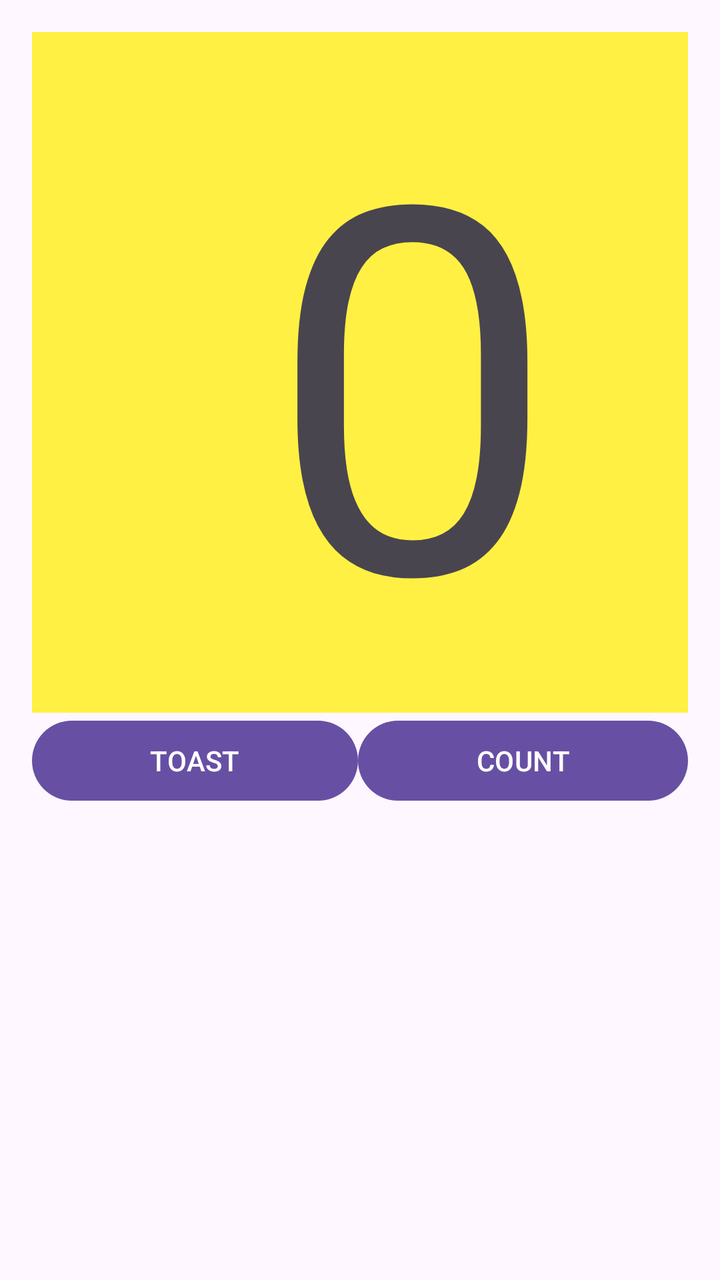
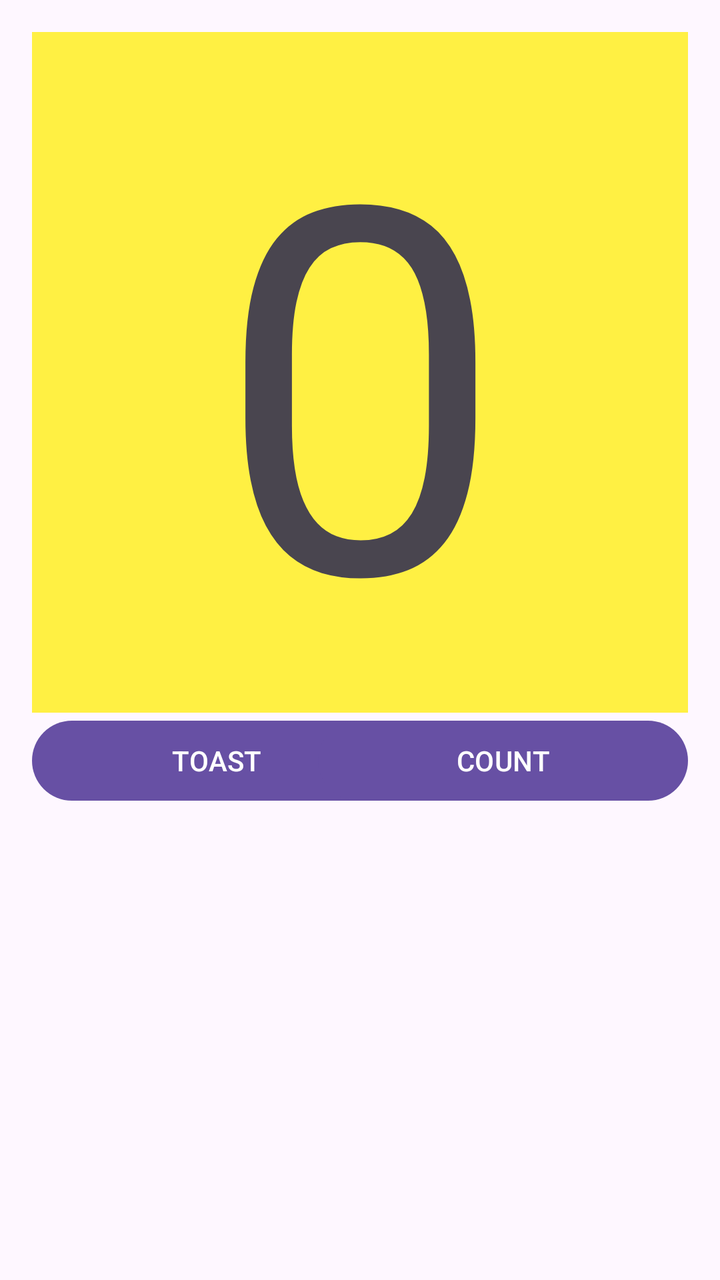

Screens rendered from an Android XML layout before and after an edit, with the pre-edit source and the edit as a unified diff.
<!-- AndroidManifest.xml: application theme Theme.Abel -->
<!-- res/layout/activity_main.xml -->
<?xml version="1.0" encoding="utf-8"?>
<LinearLayout xmlns:android="http://schemas.android.com/apk/res/android"
xmlns:tools="http://schemas.android.com/tools"
android:layout_width="wrap_content"
android:layout_height="match_parent"
android:orientation="vertical"
android:padding="16dp"
tools:context=".MainActivity">

    <TextView
        android:id="@+id/txt_number"
        android:layout_width="380dp"
        android:layout_height="wrap_content"
        android:background="@color/yellow"
        android:text="@string/_0"
        android:textAlignment="center"
        android:textSize="256sp" />
    <LinearLayout
    android:layout_width="match_parent"
    android:layout_height="wrap_content"
    android:orientation="horizontal">
    <Button
        android:id="@+id/btn_toast"
        android:layout_width="wrap_content"
        android:layout_height="wrap_content"
        android:layout_weight="1"
        android:text="@string/toast" />

    <Button
        android:id="@+id/btn_count"
        android:layout_width="wrap_content"
        android:layout_height="wrap_content"
        android:layout_weight="1"
        android:text="@string/count" />
    </LinearLayout>
</LinearLayout>
<!-- resources referenced by this layout -->
<resources>
  <color name="yellow">#FFF043</color>
  <string name="_0">0</string>
  <string name="count">COUNT</string>
  <string name="toast">TOAST</string>
  <style name="Theme.Abel" parent="Base.Theme.Abel" />
  <style name="Base.Theme.Abel" parent="Theme.Material3.DayNight.NoActionBar">
          
          
      </style>
</resources>

<!-- the commit's change to res/layout/activity_main.xml (unified diff, before → after) -->
@@ -1,5 +1,5 @@
 <?xml version="1.0" encoding="utf-8"?>
-<LinearLayout xmlns:android="http://schemas.android.com/apk/res/android"
+<RelativeLayout xmlns:android="http://schemas.android.com/apk/res/android"
 xmlns:tools="http://schemas.android.com/tools"
 android:layout_width="wrap_content"
 android:layout_height="match_parent"
@@ -15,22 +15,19 @@ tools:context=".MainActivity">
         android:text="@string/_0"
         android:textAlignment="center"
         android:textSize="256sp" />
-    <LinearLayout
-    android:layout_width="match_parent"
-    android:layout_height="wrap_content"
-    android:orientation="horizontal">
     <Button
         android:id="@+id/btn_toast"
-        android:layout_width="wrap_content"
+        android:layout_width="185dp"
         android:layout_height="wrap_content"
         android:layout_weight="1"
+        android:layout_below="@id/txt_number"
         android:text="@string/toast" />
 
     <Button
         android:id="@+id/btn_count"
-        android:layout_width="wrap_content"
+        android:layout_width="185dp"
         android:layout_height="wrap_content"
-        android:layout_weight="1"
+        android:layout_below="@id/txt_number"
+        android:layout_alignParentEnd="true"
         android:text="@string/count" />
-    </LinearLayout>
-</LinearLayout>
+</RelativeLayout>
